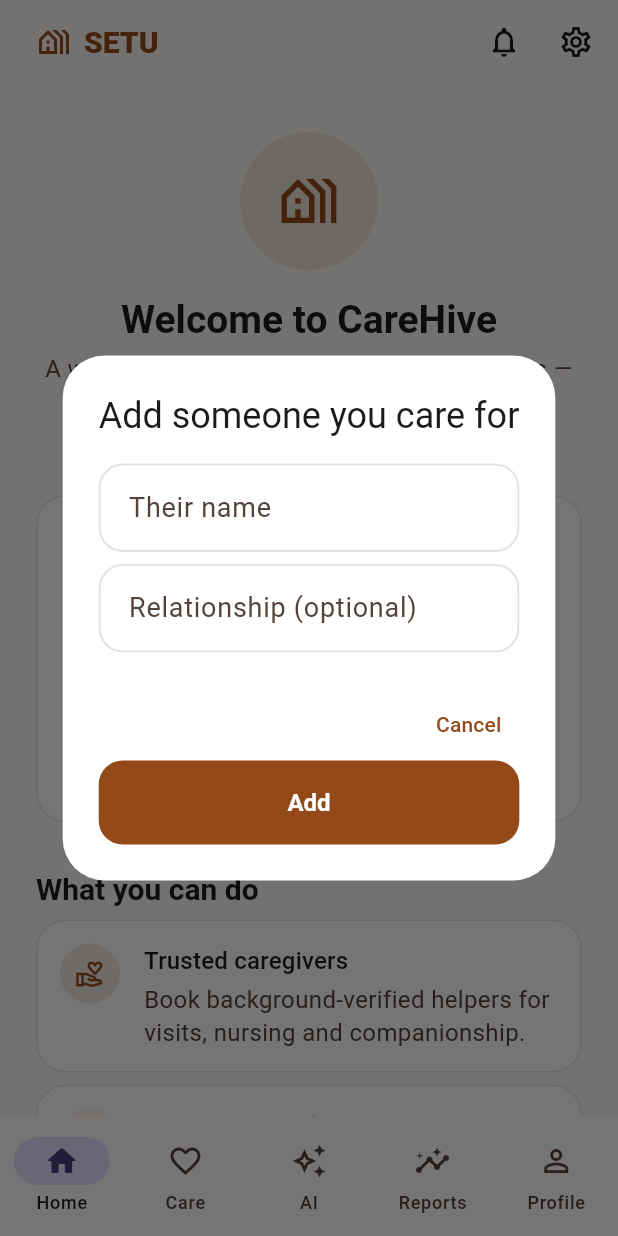
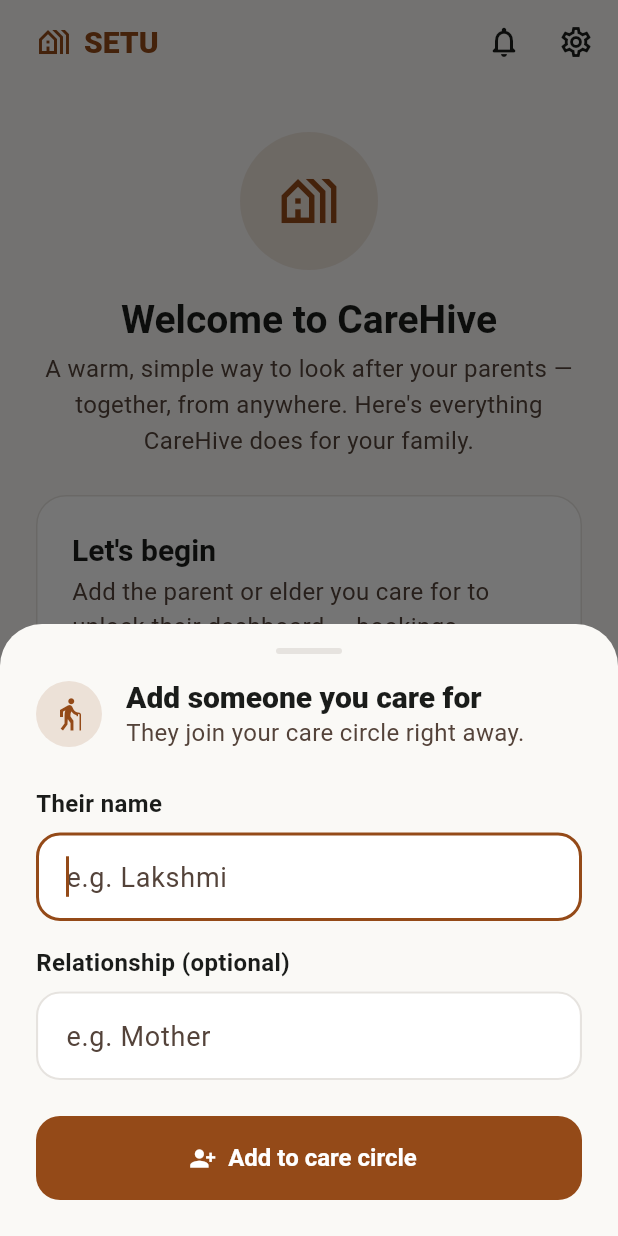
Before and after one commit to MADEMSanjanaSarvani/Elder-Care, a Flutter app: the screen it shows once a user with an empty profile is signed in, after a tap on "Add someone you care for", on a phone screen of 412 x 824 dp. Run offline on Flutter 3.47's test engine with Material 3 defaults, Android fonts, the phone set to English and light mode, and no system bars; our stand-ins replace file_picker, firebase_core, firebase_messaging, flutter_riverpod, geolocator, go_router and 4 more; missing offline and left inert: agora_rtc_engine; accounts and stored records are empty; network calls fail.

Commit message:
Add-elder: warm Stitch-style bottom sheet (icon header, labeled fields)

```diff
--- a/apps/family_elder_app/lib/features/family_home/presentation/family_home_screen.dart
+++ b/apps/family_elder_app/lib/features/family_home/presentation/family_home_screen.dart
@@ -94,35 +94,91 @@ Future<void> showAddElderDialog(BuildContext context, WidgetRef ref) async {
   final nameController = TextEditingController();
   final relationshipController = TextEditingController();
 
-  final submitted = await showDialog<bool>(
+  final submitted = await showModalBottomSheet<bool>(
     context: context,
-    builder: (context) => AlertDialog(
-      title: const Text('Add someone you care for'),
-      content: Column(
+    isScrollControlled: true,
+    backgroundColor: SetuColors.paperLight,
+    shape: const RoundedRectangleBorder(
+      borderRadius: BorderRadius.vertical(top: Radius.circular(28)),
+    ),
+    builder: (context) => Padding(
+      padding: EdgeInsets.only(
+        left: SetuSpacing.lg,
+        right: SetuSpacing.lg,
+        top: SetuSpacing.md,
+        bottom: MediaQuery.of(context).viewInsets.bottom + SetuSpacing.lg,
+      ),
+      child: Column(
         mainAxisSize: MainAxisSize.min,
+        crossAxisAlignment: CrossAxisAlignment.start,
         children: [
+          Center(
+            child: Container(
+              width: 44,
+              height: 4,
+              margin: const EdgeInsets.only(bottom: SetuSpacing.md),
+              decoration: BoxDecoration(
+                  color: SetuColors.borderLight,
+                  borderRadius: BorderRadius.circular(999)),
+            ),
+          ),
+          Row(
+            children: [
+              Container(
+                padding: const EdgeInsets.all(10),
+                decoration: BoxDecoration(
+                    color: SetuColors.accentLight.withValues(alpha: 0.14),
+                    shape: BoxShape.circle),
+                child: const Icon(Icons.elderly_outlined,
+                    color: SetuColors.accentLight),
+              ),
+              const SizedBox(width: SetuSpacing.md),
+              Expanded(
+                child: Column(
+                  crossAxisAlignment: CrossAxisAlignment.start,
+                  children: [
+                    Text('Add someone you care for',
+                        style: Theme.of(context)
+                            .textTheme
+                            .titleLarge
+                            ?.copyWith(fontWeight: FontWeight.w800)),
+                    const Text('They join your care circle right away.',
+                        style: TextStyle(color: SetuColors.mutedLight)),
+                  ],
+                ),
+              ),
+            ],
+          ),
+          const SizedBox(height: SetuSpacing.lg),
+          const Text('Their name',
+              style: TextStyle(fontWeight: FontWeight.w700)),
+          const SizedBox(height: SetuSpacing.sm),
           TextField(
             controller: nameController,
-            decoration: const InputDecoration(
-                labelText: 'Their name', hintText: 'e.g. Lakshmi'),
+            autofocus: true,
+            textCapitalization: TextCapitalization.words,
+            decoration: const InputDecoration(hintText: 'e.g. Lakshmi'),
           ),
+          const SizedBox(height: SetuSpacing.md),
+          const Text('Relationship (optional)',
+              style: TextStyle(fontWeight: FontWeight.w700)),
           const SizedBox(height: SetuSpacing.sm),
           TextField(
             controller: relationshipController,
-            decoration: const InputDecoration(
-                labelText: 'Relationship (optional)',
-                hintText: 'e.g. Mother'),
+            textCapitalization: TextCapitalization.words,
+            decoration: const InputDecoration(hintText: 'e.g. Mother'),
+          ),
+          const SizedBox(height: SetuSpacing.lg),
+          SizedBox(
+            width: double.infinity,
+            child: FilledButton.icon(
+              onPressed: () => Navigator.of(context).pop(true),
+              icon: const Icon(Icons.person_add_alt_1),
+              label: const Text('Add to care circle'),
+            ),
           ),
         ],
       ),
-      actions: [
-        TextButton(
-            onPressed: () => Navigator.of(context).pop(false),
-            child: const Text('Cancel')),
-        FilledButton(
-            onPressed: () => Navigator.of(context).pop(true),
-            child: const Text('Add')),
-      ],
     ),
   );
 
```
